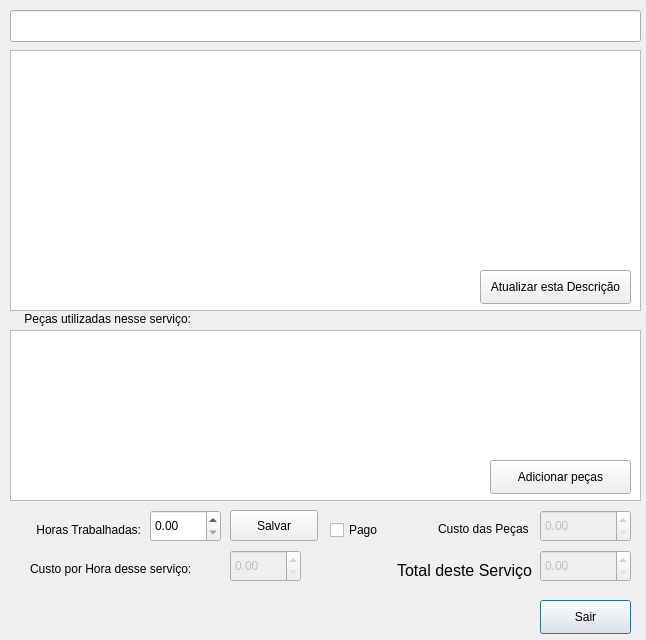
First picture: the form in Client_Add_service.ui, repository bedi1982/Oficina, before the edit.
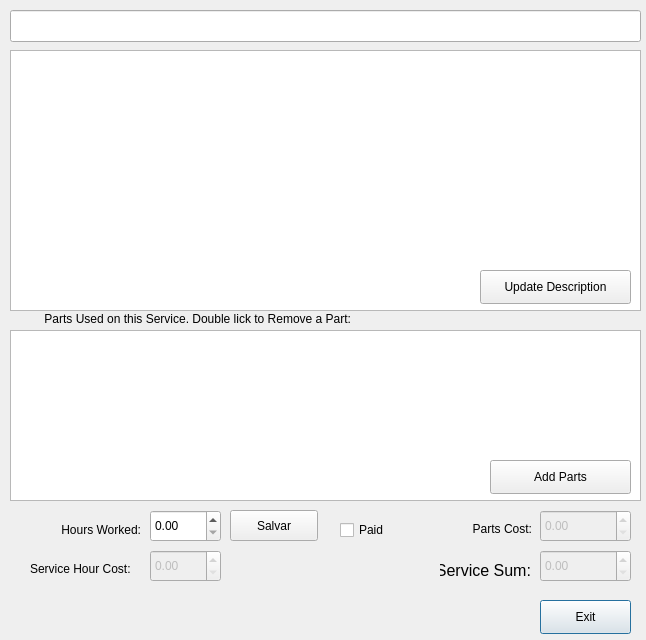
Second picture: the form after the edit.

The edit to the form file:
```diff
--- a/Client_Add_service.ui
+++ b/Client_Add_service.ui
@@ -35,7 +35,7 @@
     </rect>
    </property>
    <property name="text">
-    <string>Sair</string>
+    <string>Exit</string>
    </property>
   </widget>
   <widget class="QLabel" name="lbl_PartsCost">
@@ -48,7 +48,7 @@
     </rect>
    </property>
    <property name="text">
-    <string>Custo das Peças </string>
+    <string>Parts Cost:</string>
    </property>
    <property name="alignment">
     <set>Qt::AlignRight|Qt::AlignTrailing|Qt::AlignVCenter</set>
@@ -57,9 +57,9 @@
   <widget class="QLabel" name="lbl_totlaServiceCost">
    <property name="geometry">
     <rect>
-     <x>380</x>
+     <x>440</x>
      <y>560</y>
-     <width>161</width>
+     <width>91</width>
      <height>20</height>
     </rect>
    </property>
@@ -69,7 +69,7 @@
     </font>
    </property>
    <property name="text">
-    <string>Total deste Serviço  </string>
+    <string>Service Sum:</string>
    </property>
    <property name="alignment">
     <set>Qt::AlignRight|Qt::AlignTrailing|Qt::AlignVCenter</set>
@@ -94,7 +94,7 @@
     </sizepolicy>
    </property>
    <property name="text">
-    <string>Adicionar peças</string>
+    <string>Add Parts</string>
    </property>
   </widget>
   <widget class="QLabel" name="lbl_Emoticon">
@@ -172,12 +172,12 @@
     <rect>
      <x>0</x>
      <y>310</y>
-     <width>191</width>
+     <width>351</width>
      <height>18</height>
     </rect>
    </property>
    <property name="text">
-    <string>Peças utilizadas nesse serviço:</string>
+    <string>Parts Used on this Service. Double lick to Remove a Part:</string>
    </property>
    <property name="alignment">
     <set>Qt::AlignRight|Qt::AlignTrailing|Qt::AlignVCenter</set>
@@ -189,14 +189,14 @@
    </property>
    <property name="geometry">
     <rect>
-     <x>330</x>
+     <x>340</x>
      <y>520</y>
      <width>61</width>
      <height>20</height>
     </rect>
    </property>
    <property name="text">
-    <string>Pago</string>
+    <string>Paid</string>
    </property>
   </widget>
   <widget class="QPushButton" name="btn_Update_Service_Description">
@@ -212,7 +212,7 @@
     </rect>
    </property>
    <property name="text">
-    <string>Atualizar esta Descrição</string>
+    <string>Update Description</string>
    </property>
   </widget>
   <widget class="QTextEdit" name="txt_Servicedescription">
@@ -277,7 +277,7 @@
     </rect>
    </property>
    <property name="text">
-    <string>Horas Trabalhadas:</string>
+    <string>Hours Worked:</string>
    </property>
    <property name="alignment">
     <set>Qt::AlignRight|Qt::AlignTrailing|Qt::AlignVCenter</set>
@@ -298,12 +298,12 @@
     <rect>
      <x>30</x>
      <y>560</y>
-     <width>191</width>
+     <width>111</width>
      <height>18</height>
     </rect>
    </property>
    <property name="text">
-    <string>Custo por Hora desse serviço:</string>
+    <string>Service Hour Cost:</string>
    </property>
   </widget>
   <widget class="QDoubleSpinBox" name="Spin_ServiceRegistereHandWorkHours">
@@ -312,7 +312,7 @@
    </property>
    <property name="geometry">
     <rect>
-     <x>230</x>
+     <x>150</x>
      <y>550</y>
      <width>71</width>
      <height>32</height>
```
